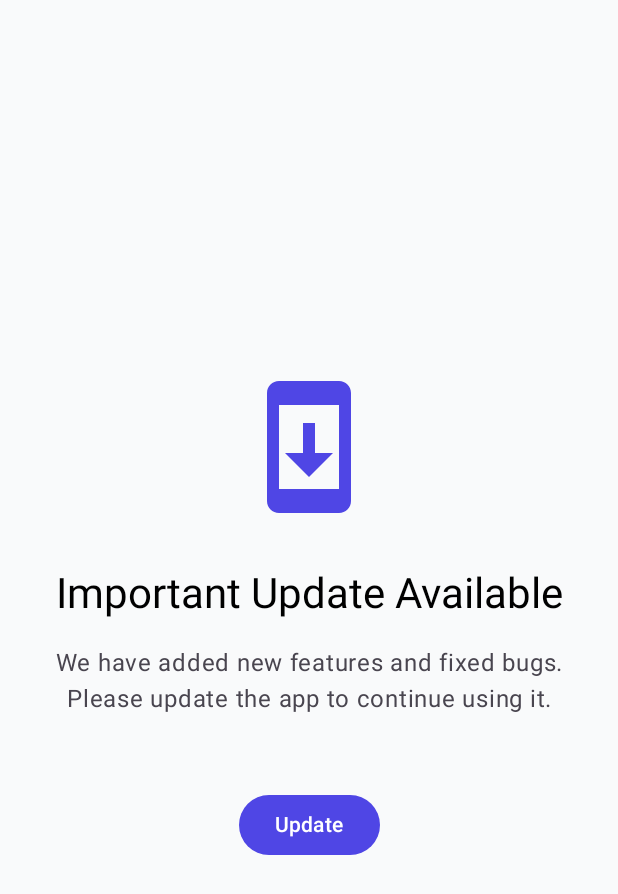
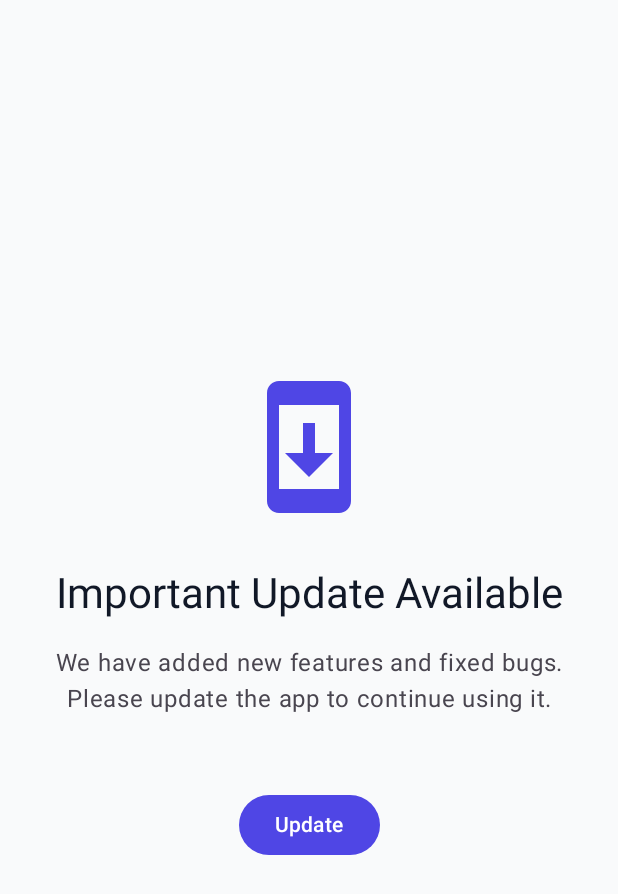
Before and after one commit to ViktorMorgachev/LoyaltyLoops, an Android app built with Jetpack Compose: the composable ForceUpdateScreen called with empty values, on a phone screen of 412 x 824 dp. Shown: the top 894 px of the screen. Run offline under Robolectric (Android 15) with nearby library versions, the light colour scheme and no system bars; our stand-ins replace Compose Multiplatform resources, Voyager; libraries missing offline, so code that uses them is left out: com.russhwolf.settings.

Commit message:
actualized version

```diff
--- a/composeApp/src/commonMain/kotlin/io/loyaltyloop/app/features/update/ForceUpdateScreen.kt
+++ b/composeApp/src/commonMain/kotlin/io/loyaltyloop/app/features/update/ForceUpdateScreen.kt
@@ -61,7 +61,8 @@ class ForceUpdateScreen(
                 Text(
                     text = stringResource(Res.string.force_update_title),
                     style = MaterialTheme.typography.headlineMedium,
-                    textAlign = TextAlign.Companion.Center
+                    textAlign = TextAlign.Companion.Center,
+                    color = MaterialTheme.colorScheme.onBackground
                 )
 
                 Spacer(modifier = Modifier.Companion.height(16.dp))
```
Also changed, not shown: composeApp/src/commonMain/kotlin/io/loyaltyloop/app/features/update/NeedUpdateScreen.kt (+7 -4 lines), 2 other files.
